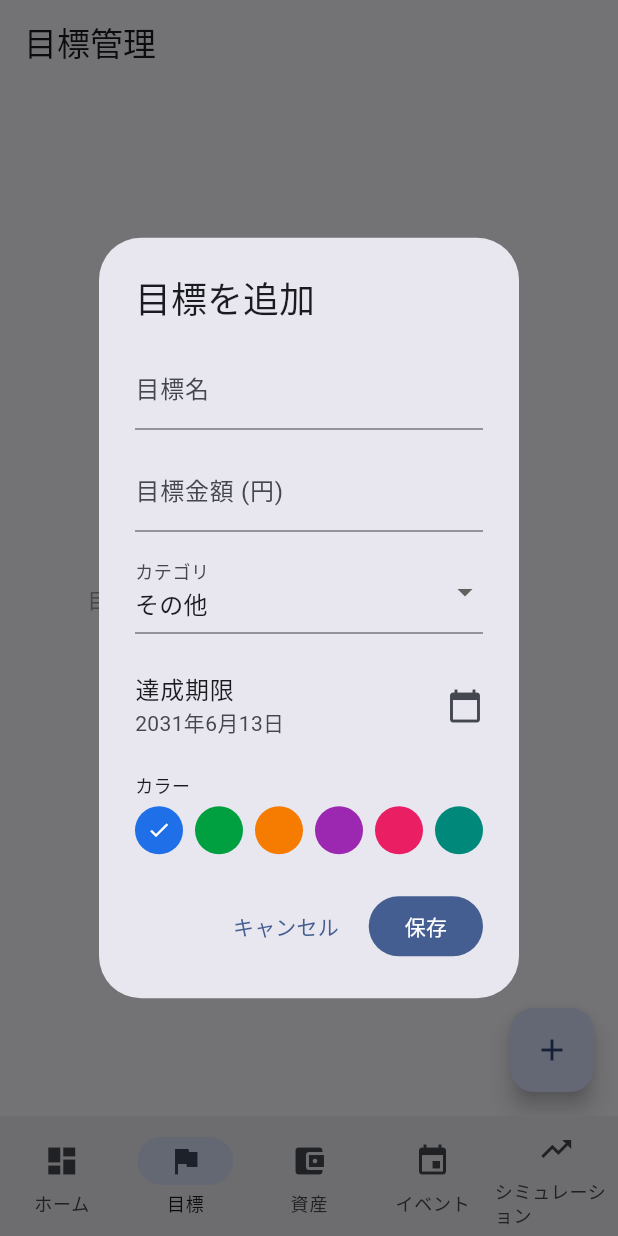
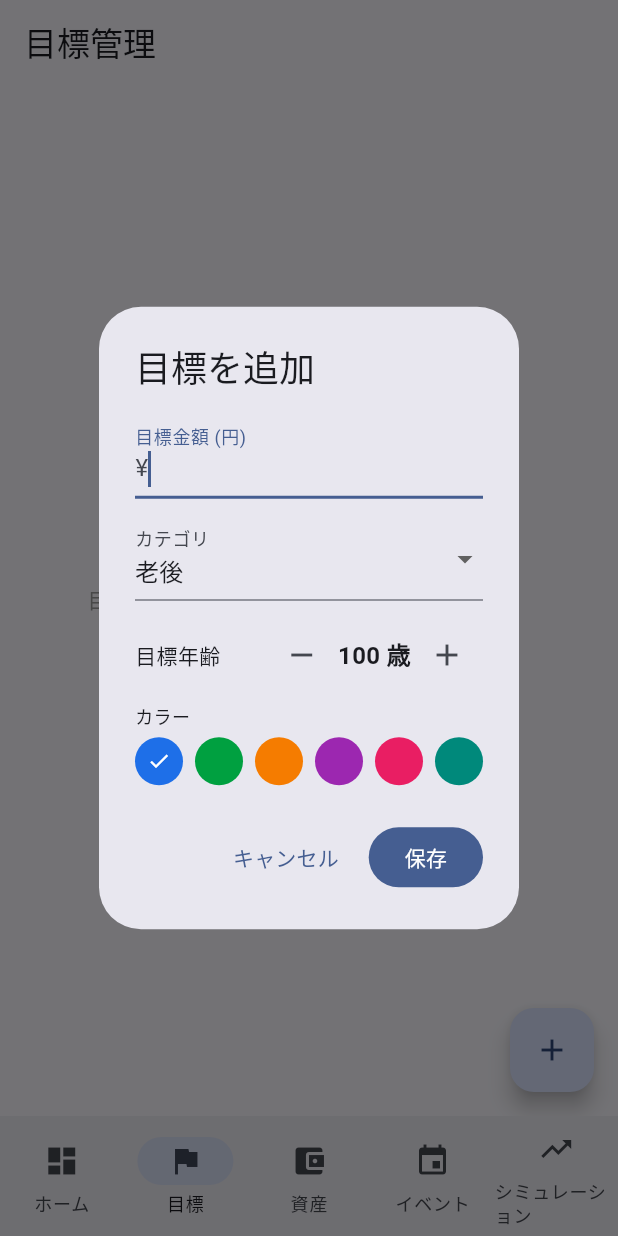
Before and after one commit to Taka446/Taka, a Flutter app: the GoalsScreen screen opened by its route, after a tap on the "add" icon, on a phone screen of 412 x 824 dp. Run offline on Flutter 3.47's test engine with Material 3 defaults, Android fonts, the phone set to English and light mode, and no system bars; our stand-ins replace csv, drift, file_picker, fl_chart, flutter_riverpod, go_router and 1 more; accounts and stored records are empty; generated files the repository leaves out were written again.

Commit message:
Add onboarding: age/asset input, remove goal name, target age 100

```diff
--- a/lib/core/router/app_router.dart
+++ b/lib/core/router/app_router.dart
@@ -1,15 +1,28 @@
 import 'package:flutter/material.dart';
 import 'package:go_router/go_router.dart';
+import 'package:shared_preferences/shared_preferences.dart';
 import '../../presentation/screens/dashboard_screen.dart';
 import '../../presentation/screens/goals_screen.dart';
 import '../../presentation/screens/assets_screen.dart';
 import '../../presentation/screens/events_screen.dart';
 import '../../presentation/screens/simulation_screen.dart';
 import '../../presentation/screens/import_screen.dart';
+import '../../presentation/screens/onboarding_screen.dart';
 
 final appRouter = GoRouter(
   initialLocation: '/',
+  redirect: (context, state) async {
+    if (state.matchedLocation == '/onboarding') return null;
+    final prefs = await SharedPreferences.getInstance();
+    final done = prefs.getBool('onboarding_done') ?? false;
+    if (!done) return '/onboarding';
+    return null;
+  },
   routes: [
+    GoRoute(
+      path: '/onboarding',
+      builder: (_, __) => const OnboardingScreen(),
+    ),
     ShellRoute(
       builder: (context, state, child) => ScaffoldWithNav(child: child),
       routes: [
--- a/lib/presentation/screens/goals_screen.dart
+++ b/lib/presentation/screens/goals_screen.dart
@@ -1,6 +1,7 @@
 import 'package:flutter/material.dart';
 import 'package:flutter_riverpod/flutter_riverpod.dart';
 import 'package:intl/intl.dart';
+import 'package:shared_preferences/shared_preferences.dart';
 import 'package:uuid/uuid.dart';
 import '../../data/models/goal.dart';
 import '../providers/providers.dart';
@@ -77,8 +78,7 @@ class _GoalCard extends StatelessWidget {
               style: const TextStyle(fontWeight: FontWeight.w600)),
           subtitle: Text(
               '¥${_fmt.format(goal.targetAmount)} · '
-              '${DateFormat('yyyy年M月', 'ja_JP').format(goal.targetDate)} · '
-              '${_categoryLabels[goal.category]}'),
+              '${DateFormat('yyyy年M月', 'ja_JP').format(goal.targetDate)}'),
           trailing: Row(mainAxisSize: MainAxisSize.min, children: [
             IconButton(icon: const Icon(Icons.edit), onPressed: onEdit),
             IconButton(
@@ -100,14 +100,32 @@ class _GoalDialog extends StatefulWidget {
 }
 
 class _GoalDialogState extends State<_GoalDialog> {
-  late final _nameCtrl = TextEditingController(text: widget.existing?.name);
   late final _amountCtrl = TextEditingController(
       text: widget.existing?.targetAmount.toStringAsFixed(0));
-  late DateTime _targetDate =
-      widget.existing?.targetDate ?? DateTime.now().add(const Duration(days: 365 * 5));
   late GoalCategory _category =
-      widget.existing?.category ?? GoalCategory.other;
+      widget.existing?.category ?? GoalCategory.retirement;
   late Color _color = widget.existing?.color ?? _goalColors.first;
+  int _targetAge = 100;
+
+  @override
+  void initState() {
+    super.initState();
+    _loadTargetAge();
+  }
+
+  Future<void> _loadTargetAge() async {
+    final prefs = await SharedPreferences.getInstance();
+    final currentAge = prefs.getInt('current_age') ?? 30;
+    if (widget.existing != null) {
+      final yearsLeft = widget.existing!.targetDate
+          .difference(DateTime.now())
+          .inDays ~/
+          365;
+      setState(() => _targetAge = currentAge + yearsLeft);
+    } else {
+      setState(() => _targetAge = 100);
+    }
+  }
 
   @override
   Widget build(BuildContext context) => AlertDialog(
@@ -115,57 +133,64 @@ class _GoalDialogState extends State<_GoalDialog> {
         content: SingleChildScrollView(
           child: Column(mainAxisSize: MainAxisSize.min, children: [
             TextField(
-              controller: _nameCtrl,
-              decoration: const InputDecoration(labelText: '目標名'),
-            ),
-            const SizedBox(height: 12),
-            TextField(
               controller: _amountCtrl,
-              decoration: const InputDecoration(labelText: '目標金額 (円)', prefixText: '¥'),
+              decoration: const InputDecoration(
+                  labelText: '目標金額 (円)', prefixText: '¥'),
               keyboardType: TextInputType.number,
+              autofocus: true,
             ),
             const SizedBox(height: 12),
             DropdownButtonFormField<GoalCategory>(
               value: _category,
               decoration: const InputDecoration(labelText: 'カテゴリ'),
-              items: GoalCategory.values.map((c) => DropdownMenuItem(
+              items: GoalCategory.values
+                  .map((c) => DropdownMenuItem(
                         value: c,
                         child: Text(_categoryLabels[c]!),
-                  )).toList(),
+                      ))
+                  .toList(),
               onChanged: (v) => setState(() => _category = v!),
             ),
             const SizedBox(height: 12),
-            ListTile(
-              contentPadding: EdgeInsets.zero,
-              title: const Text('達成期限'),
-              subtitle: Text(DateFormat('yyyy年M月d日', 'ja_JP').format(_targetDate)),
-              trailing: const Icon(Icons.calendar_today),
-              onTap: () async {
-                final d = await showDatePicker(
-                  context: context,
-                  initialDate: _targetDate,
-                  firstDate: DateTime.now(),
-                  lastDate: DateTime(2100),
-                );
-                if (d != null) setState(() => _targetDate = d);
-              },
+            Row(children: [
+              const Text('目標年齢'),
+              const Spacer(),
+              IconButton(
+                onPressed: _targetAge > 1
+                    ? () => setState(() => _targetAge--)
+                    : null,
+                icon: const Icon(Icons.remove),
               ),
+              Text('$_targetAge 歳',
+                  style: const TextStyle(
+                      fontSize: 16, fontWeight: FontWeight.bold)),
+              IconButton(
+                onPressed: _targetAge < 120
+                    ? () => setState(() => _targetAge++)
+                    : null,
+                icon: const Icon(Icons.add),
+              ),
+            ]),
             const SizedBox(height: 8),
-            const Align(alignment: Alignment.centerLeft,
+            const Align(
+                alignment: Alignment.centerLeft,
                 child: Text('カラー', style: TextStyle(fontSize: 12))),
             const SizedBox(height: 6),
             Wrap(
               spacing: 8,
-              children: _goalColors.map((c) => GestureDetector(
+              children: _goalColors
+                  .map((c) => GestureDetector(
                         onTap: () => setState(() => _color = c),
                         child: CircleAvatar(
                           radius: 16,
                           backgroundColor: c,
                           child: _color == c
-                      ? const Icon(Icons.check, color: Colors.white, size: 16)
+                              ? const Icon(Icons.check,
+                                  color: Colors.white, size: 16)
                               : null,
                         ),
-              )).toList(),
+                      ))
+                  .toList(),
             ),
           ]),
         ),
@@ -173,24 +198,27 @@ class _GoalDialogState extends State<_GoalDialog> {
           TextButton(
               onPressed: () => Navigator.pop(context),
               child: const Text('キャンセル')),
-          FilledButton(
-            onPressed: _save,
-            child: const Text('保存'),
-          ),
+          FilledButton(onPressed: _save, child: const Text('保存')),
         ],
       );
 
   Future<void> _save() async {
-    final name = _nameCtrl.text.trim();
-    final amount = double.tryParse(_amountCtrl.text.replaceAll(',', ''));
-    if (name.isEmpty || amount == null) return;
+    final amount =
+        double.tryParse(_amountCtrl.text.replaceAll(',', ''));
+    if (amount == null) return;
+
+    final prefs = await SharedPreferences.getInstance();
+    final currentAge = prefs.getInt('current_age') ?? 30;
+    final yearsTo = (_targetAge - currentAge).clamp(1, 200);
+    final targetDate = DateTime(DateTime.now().year + yearsTo);
+    final label = _categoryLabels[_category] ?? 'その他';
 
     final goal = Goal(
       id: widget.existing?.id ?? _uuid.v4(),
-      name: name,
+      name: '$_targetAge歳・$label',
       category: _category,
       targetAmount: amount,
-      targetDate: _targetDate,
+      targetDate: targetDate,
       color: _color,
       createdAt: widget.existing?.createdAt ?? DateTime.now(),
     );
--- a/pubspec.yaml
+++ b/pubspec.yaml
@@ -57,6 +57,7 @@ dependencies:
   # Utilities
   intl: ^0.19.0
   uuid: ^4.4.0
+  shared_preferences: ^2.2.3
   collection: ^1.18.0
 
 dev_dependencies:
```
Also changed, not shown: lib/presentation/screens/onboarding_screen.dart (added, +360 -0 lines), pubspec.lock, 2 other files. Lines whose indentation alone changed are shown as unchanged.
